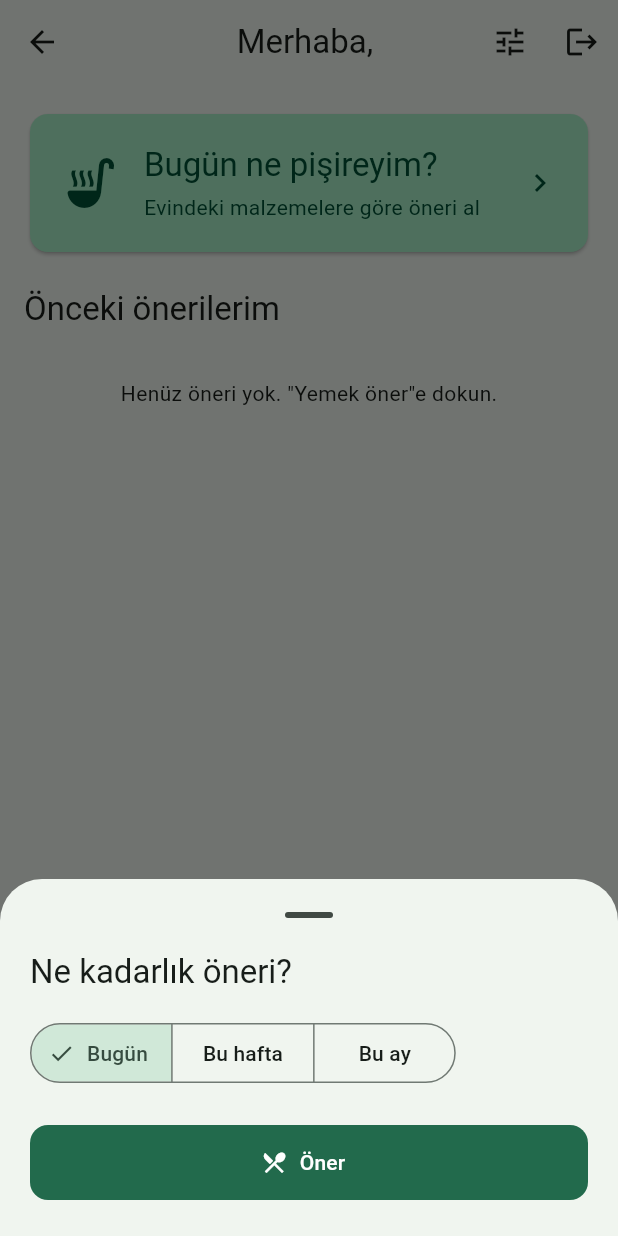
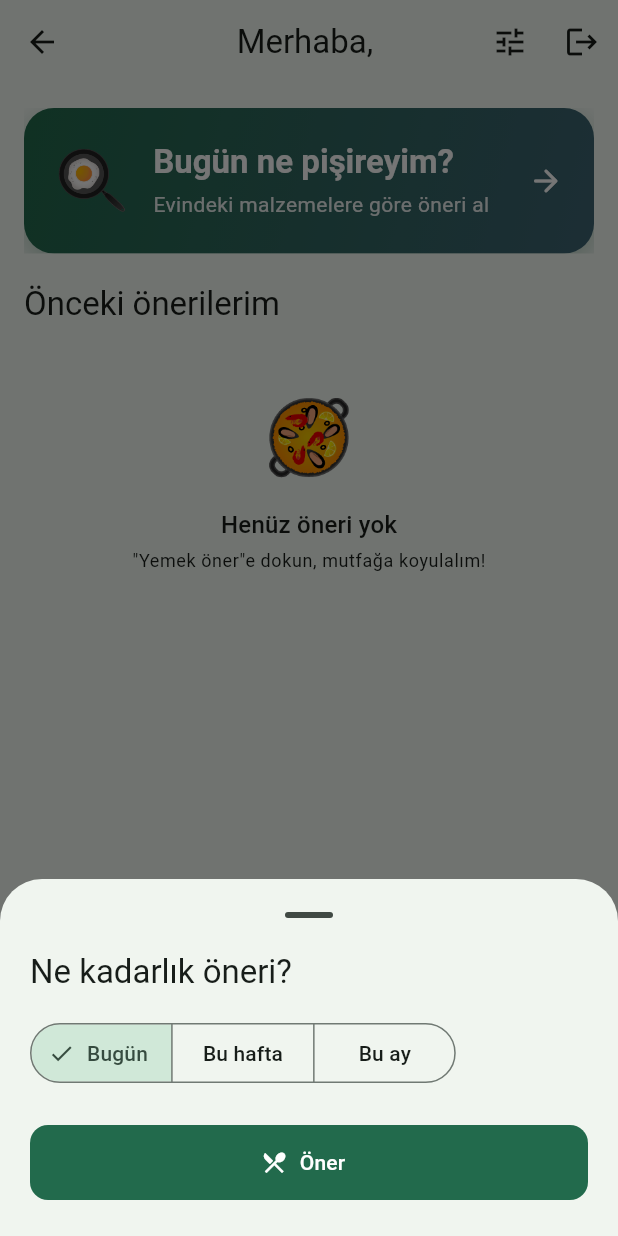
Before and after one commit to yusuftalha37/QuantoraDiyet, a Flutter app: the HomeScreen screen opened directly, after a tap on "Bugün ne pişireyim?", on a phone screen of 412 x 824 dp. Run offline on Flutter 3.47's test engine with Material 3 defaults, Android fonts, the phone set to English and light mode, and no system bars; our stand-ins replace flutter_secure_storage; accounts and stored records are empty; network calls fail.

Commit message:
feat(mobile): UI güzelleştirme + eğlenceli 'aşçı' bekleme ekranı
- Öneri hazırlanırken tam ekran animasyonlu bekleme: zıplayan/dönen emoji ve
  'tencere ocağa konuyor…', 'baharatlar ekleniyor…' gibi değişen mesajlar
  (demo'da min. süre gösterilir)
- Ana ekran: gradyanlı 'Bugün ne pişireyim?' kartı, emoji'li boş durum ve
  geçmiş kartlarında avatar
- Öneri ekranı: gün kartlarında takvim avatarı, öğünlerde tür emojisi/renk

Co-Authored-By: Claude Opus 4.8 <noreply@anthropic.com>
Claude-Session: https://claude.ai/code/session_018Ctzbnz5RTBDGA3e79a2b8

```diff
--- a/mobile/lib/screens/home_screen.dart
+++ b/mobile/lib/screens/home_screen.dart
@@ -4,6 +4,7 @@ import '../state/app_state.dart';
 import '../services/api_client.dart';
 import '../models/meal_plan.dart';
 import '../demo_data.dart';
+import '../widgets/cooking_loader.dart';
 import 'plan_screen.dart';
 import 'onboarding_screen.dart';
 
@@ -50,35 +51,29 @@ class _HomeScreenState extends State<HomeScreen> {
       builder: (_) => const _PeriodSheet(),
     );
     if (period == null || !mounted) return;
+    final demo = context.read<AppState>().demo;
 
-    // Demo modu: ağ çağrısı yok, öneri yerel örnek veriden üretilir.
-    if (context.read<AppState>().demo) {
-      final plan = DemoData.buildPlan('daily', period);
-      await Navigator.of(context).push(MaterialPageRoute(builder: (_) => PlanScreen(plan: plan)));
+    // Eğlenceli "aşçı" bekleme ekranı; öneri hazırlanırken gösterilir.
+    final outcome = await Navigator.of(context).push<LoaderOutcome>(
+      MaterialPageRoute(
+        fullscreenDialog: true,
+        builder: (_) => CookingLoaderScreen(
+          task: () async {
+            if (demo) return DemoData.buildPlan('daily', period);
+            final data = await _api.post('/plans', body: {'mode': 'daily', 'period': period});
+            return MealPlan.fromResponse(data);
+          },
+        ),
+      ),
+    );
+    if (!mounted || outcome == null) return;
+    if (outcome.error != null || outcome.plan == null) {
+      _showError('Öneri alınamadı. Bağlantıyı kontrol edin.');
       return;
     }
-
-    showDialog(
-      context: context,
-      barrierDismissible: false,
-      builder: (_) => const Center(child: CircularProgressIndicator()),
-    );
-    try {
-      final data = await _api.post('/plans', body: {'mode': 'daily', 'period': period});
-      if (!mounted) return;
-      Navigator.of(context).pop();
-      final plan = MealPlan.fromResponse(data);
-      await Navigator.of(context).push(MaterialPageRoute(builder: (_) => PlanScreen(plan: plan)));
-      _load();
-    } on ApiException catch (e) {
-      if (!mounted) return;
-      Navigator.of(context).pop();
-      _showError(e.message);
-    } catch (_) {
-      if (!mounted) return;
-      Navigator.of(context).pop();
-      _showError('Öneri alınamadı. Bağlantıyı kontrol edin.');
-    }
+    await Navigator.of(context).push(
+        MaterialPageRoute(builder: (_) => PlanScreen(plan: outcome.plan!)));
+    if (!demo && mounted) _load();
   }
 
   void _showError(String msg) {
@@ -156,16 +151,33 @@ class _HomeScreenState extends State<HomeScreen> {
             Text('Önceki önerilerim', style: Theme.of(context).textTheme.titleLarge),
             const SizedBox(height: 8),
             if (_history.isEmpty && !_loading)
-              const Padding(
-                padding: EdgeInsets.symmetric(vertical: 24),
-                child: Center(child: Text('Henüz öneri yok. "Yemek öner"e dokun.')),
+              Padding(
+                padding: const EdgeInsets.symmetric(vertical: 32),
+                child: Center(
+                  child: Column(
+                    children: [
+                      const Text('🥘', style: TextStyle(fontSize: 48)),
+                      const SizedBox(height: 12),
+                      Text('Henüz öneri yok',
+                          style: Theme.of(context).textTheme.titleMedium),
+                      const SizedBox(height: 4),
+                      Text('"Yemek öner"e dokun, mutfağa koyulalım!',
+                          style: Theme.of(context).textTheme.bodySmall),
+                    ],
+                  ),
+                ),
               ),
             ..._history.map((p) => Card(
+                  clipBehavior: Clip.antiAlias,
                   child: ListTile(
-                    leading: const Icon(Icons.restaurant),
+                    leading: CircleAvatar(
+                      backgroundColor: Theme.of(context).colorScheme.primaryContainer,
+                      child: const Text('🍽️', style: TextStyle(fontSize: 20)),
+                    ),
                     title: Text('${_periodLabel(p['period']?.toString())} önerileri'),
                     subtitle: Text(p['summary']?.toString() ?? '',
                         maxLines: 2, overflow: TextOverflow.ellipsis),
+                    trailing: const Icon(Icons.chevron_right),
                     onTap: () => _openPlan(p['id'].toString()),
                   ),
                 )),
@@ -190,16 +202,32 @@ class _HeroCard extends StatelessWidget {
   @override
   Widget build(BuildContext context) {
     final scheme = Theme.of(context).colorScheme;
-    return Card(
-      color: scheme.primaryContainer,
+    return Material(
+      color: Colors.transparent,
       child: InkWell(
         onTap: onTap,
-        borderRadius: BorderRadius.circular(16),
+        borderRadius: BorderRadius.circular(20),
+        child: Ink(
+          decoration: BoxDecoration(
+            borderRadius: BorderRadius.circular(20),
+            gradient: LinearGradient(
+              begin: Alignment.topLeft,
+              end: Alignment.bottomRight,
+              colors: [scheme.primary, scheme.tertiary],
+            ),
+            boxShadow: [
+              BoxShadow(
+                color: scheme.primary.withOpacity(0.3),
+                blurRadius: 16,
+                offset: const Offset(0, 6),
+              ),
+            ],
+          ),
           child: Padding(
             padding: const EdgeInsets.all(20),
             child: Row(
               children: [
-              Icon(Icons.soup_kitchen, size: 40, color: scheme.onPrimaryContainer),
+                const Text('🍳', style: TextStyle(fontSize: 40)),
                 const SizedBox(width: 16),
                 Expanded(
                   child: Column(
@@ -207,18 +235,20 @@ class _HeroCard extends StatelessWidget {
                     children: [
                       Text('Bugün ne pişireyim?',
                           style: Theme.of(context).textTheme.titleLarge?.copyWith(
-                              color: scheme.onPrimaryContainer,
+                                color: scheme.onPrimary,
+                                fontWeight: FontWeight.bold,
                               )),
                       const SizedBox(height: 4),
                       Text('Evindeki malzemelere göre öneri al',
                           style: Theme.of(context).textTheme.bodyMedium?.copyWith(
-                              color: scheme.onPrimaryContainer,
+                                color: scheme.onPrimary.withOpacity(0.9),
                               )),
                     ],
                   ),
                 ),
-              Icon(Icons.chevron_right, color: scheme.onPrimaryContainer),
+                Icon(Icons.arrow_forward_rounded, color: scheme.onPrimary),
               ],
+            ),
           ),
         ),
       ),
```
Also changed, not shown: mobile/lib/screens/plan_screen.dart (+37 -4 lines), mobile/lib/widgets/cooking_loader.dart (added, +176 -0 lines). Lines whose indentation alone changed are shown as unchanged.
